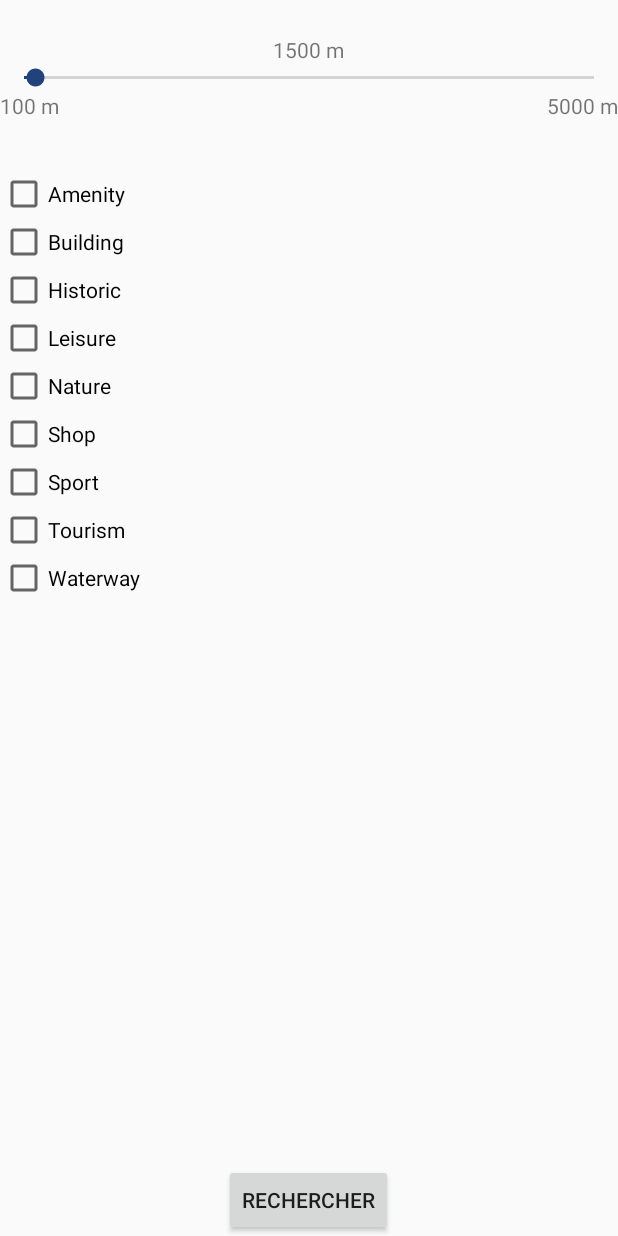
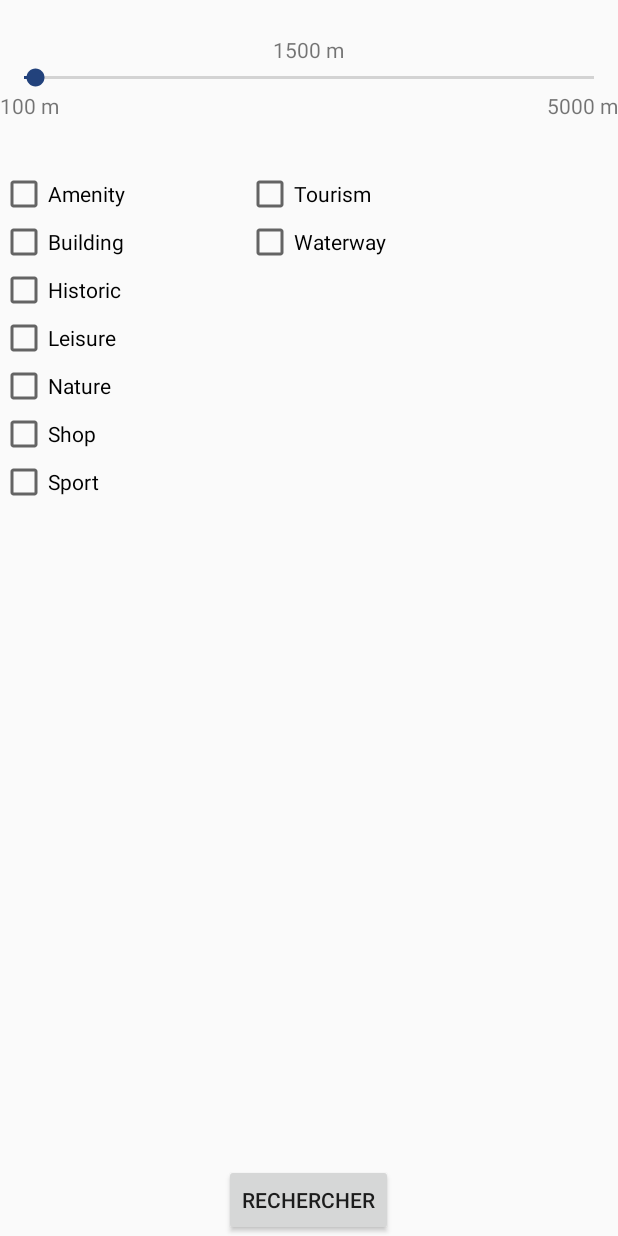
Before and after one commit to ujm-projet-l3info/Groupe2, an Android app: the layout activity_menu.xml on its own in the app's theme, with its tools: preview values and no code run, on a phone screen of 412 x 824 dp. Run offline under Robolectric (Android 15) with nearby library versions, the phone set to English and light mode, and no system bars.

```diff
--- a/ApPOI/app/src/main/res/layout/activity_menu.xml
+++ b/ApPOI/app/src/main/res/layout/activity_menu.xml
@@ -140,8 +140,8 @@
                 android:text="Tourism"
                 android:id="@+id/ckbTourism"
                 android:checked="false"
-                android:layout_below="@+id/ckbSport"
-                android:layout_alignParentLeft="true" />
+                android:layout_alignParentTop="true"
+                android:layout_centerHorizontal="true" />
 
             <CheckBox
                 android:layout_width="wrap_content"
@@ -150,7 +150,8 @@
                 android:id="@+id/ckbWaterway"
                 android:checked="false"
                 android:layout_below="@+id/ckbTourism"
-                android:layout_alignParentLeft="true" />
+                android:layout_alignLeft="@+id/ckbTourism"
+                android:layout_alignStart="@+id/ckbTourism" />
         </RelativeLayout>
 
     </RelativeLayout>
```
Also changed, not shown: ApPOI/app/src/main/java/tia/fr/appoi/Menu.java (+7 -1 lines).
